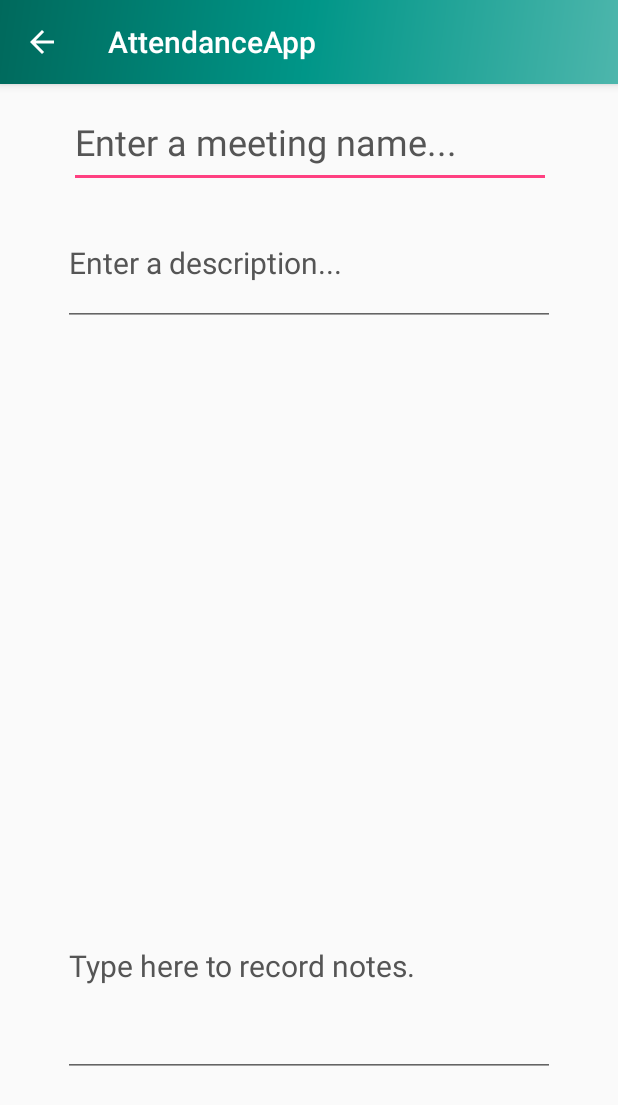
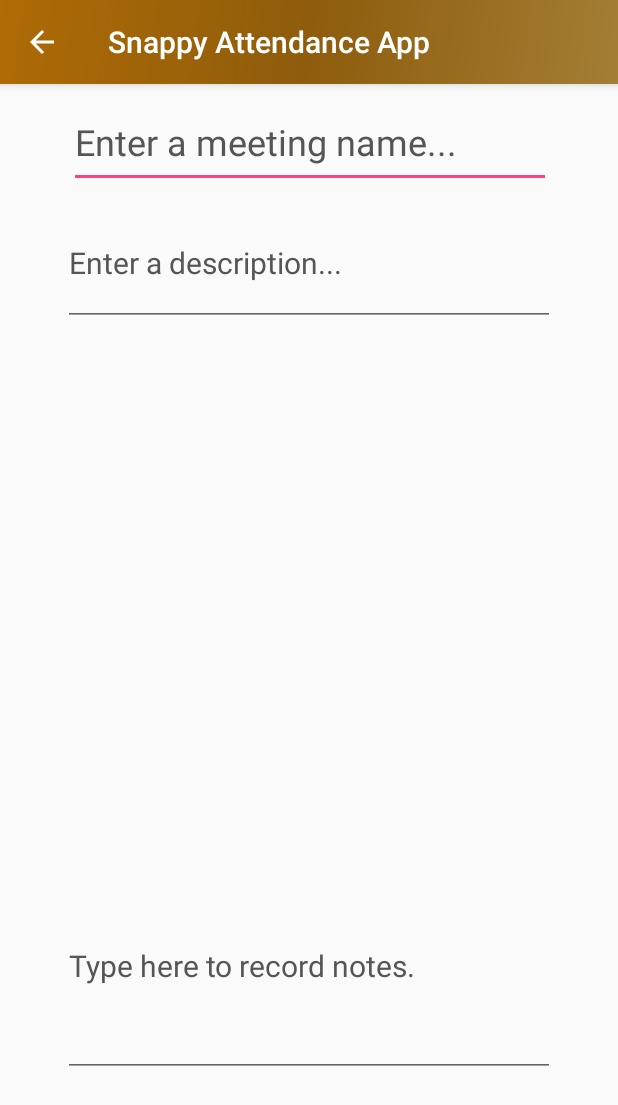
Before and after one commit to alecsmith84/AttendanceApp, an Android app: the MeetingDetailActivity screen opened directly, with no data from a screen before it, on a phone screen of 412 x 824 dp. Shown: the top 1105 px of the screen. Run offline under Robolectric (Android 15) with nearby library versions, the phone set to English and light mode, and no system bars.

Commit message:
visual update

```diff
--- a/app/src/main/java/com/example/attendanceapp/realLessonActivity.java
+++ b/app/src/main/java/com/example/attendanceapp/realLessonActivity.java
@@ -8,6 +8,7 @@ import android.net.Uri;
 import android.os.Bundle;
 import android.support.design.widget.FloatingActionButton;
 import android.support.design.widget.Snackbar;
+import android.support.v7.app.ActionBar;
 import android.support.v7.app.AppCompatActivity;
 import android.support.v7.widget.Toolbar;
 import android.view.MotionEvent;
@@ -77,6 +78,10 @@ public class realLessonActivity extends AppCompatActivity {
         Toolbar toolbar = (Toolbar) findViewById(R.id.toolbar);
         setSupportActionBar(toolbar);
 
+        ActionBar actionBar = getSupportActionBar();
+        if (actionBar != null) {
+            actionBar.setDisplayHomeAsUpEnabled(true);
+        }
         VideoView coolVideo = (VideoView) findViewById(R.id.dogVideoView);
         kermitImage = (ImageView) findViewById(R.id.kermitImage);
 
--- a/app/src/main/res/drawable/side_nav_bar.xml
+++ b/app/src/main/res/drawable/side_nav_bar.xml
@@ -2,8 +2,8 @@
     android:shape="rectangle">
     <gradient
         android:angle="135"
-        android:centerColor="#009688"
-        android:endColor="#00695C"
-        android:startColor="#4DB6AC"
+        android:centerColor="#8e5c0c"
+        android:endColor="#af6b05"
+        android:startColor="#a37e35"
         android:type="linear" />
 </shape>
--- a/app/src/main/res/layout/activity_doggo_fullscreen.xml
+++ b/app/src/main/res/layout/activity_doggo_fullscreen.xml
@@ -3,7 +3,7 @@
     xmlns:tools="http://schemas.android.com/tools"
     android:layout_width="match_parent"
     android:layout_height="match_parent"
-    android:background="#0099cc"
+    android:background="@drawable/side_nav_bar"
     tools:context=".DoggoFullscreenActivity">
 
     <!-- The primary full-screen view. This can be replaced with whatever view
--- a/app/src/main/res/layout/activity_lessons.xml
+++ b/app/src/main/res/layout/activity_lessons.xml
@@ -9,13 +9,14 @@
     <android.support.design.widget.AppBarLayout
         android:layout_width="match_parent"
         android:layout_height="match_parent"
+        android:background="@color/colorPrimary"
         android:theme="@style/AppTheme.AppBarOverlay">
 
         <android.support.v7.widget.Toolbar
             android:id="@+id/toolbar"
             android:layout_width="match_parent"
             android:layout_height="?attr/actionBarSize"
-            android:background="?attr/colorPrimary"
+            android:background="@drawable/side_nav_bar"
             app:popupTheme="@style/AppTheme.PopupOverlay" />
 
     </android.support.design.widget.AppBarLayout>
--- a/app/src/main/res/layout/activity_real_lesson.xml
+++ b/app/src/main/res/layout/activity_real_lesson.xml
@@ -15,7 +15,7 @@
             android:id="@+id/toolbar"
             android:layout_width="match_parent"
             android:layout_height="?attr/actionBarSize"
-            android:background="?attr/colorPrimary"
+            android:background="@drawable/side_nav_bar"
             app:popupTheme="@style/AppTheme.PopupOverlay" />
 
     </android.support.design.widget.AppBarLayout>
--- a/app/src/main/res/values/colors.xml
+++ b/app/src/main/res/values/colors.xml
@@ -1,6 +1,6 @@
 <?xml version="1.0" encoding="utf-8"?>
 <resources>
-    <color name="colorPrimary">#3F51B5</color>
+    <color name="colorPrimary">#3f51b5</color>
     <color name="colorPrimaryDark">#303F9F</color>
     <color name="colorAccent">#FF4081</color>
 
--- a/app/src/main/res/values/strings.xml
+++ b/app/src/main/res/values/strings.xml
@@ -1,5 +1,5 @@
 <resources>
-    <string name="app_name">AttendanceApp</string>
+    <string name="app_name">Snappy Attendance App</string>
     <string name="navigation_drawer_open">Open navigation drawer</string>
     <string name="navigation_drawer_close">Close navigation drawer</string>
     <string name="nav_header_title">Snappy Attendance App</string>
@@ -8,9 +8,9 @@
     <string name="action_settings">Settings</string>
     <string name="default_meetingDetailString">MeetingDetailString</string>
     <string name="title_activity_media">MediaActivity</string>
-    <string name="title_activity_real_lesson">realLessonActivity</string>
+    <string name="title_activity_real_lesson">Lessons</string>
 
-    <string name="title_activity_doggo_fullscreen">DoggoFullscreenActivity</string>
+    <string name="title_activity_doggo_fullscreen">Video</string>
     <string name="dummy_button">Dummy Button</string>
     <string name="dummy_content">DUMMY\nCONTENT</string>
     <string name="title_activity_schedule">Schedule</string>
```
Also changed, not shown: app/src/main/res/layout/content_home.xml (+0 -11 lines).
